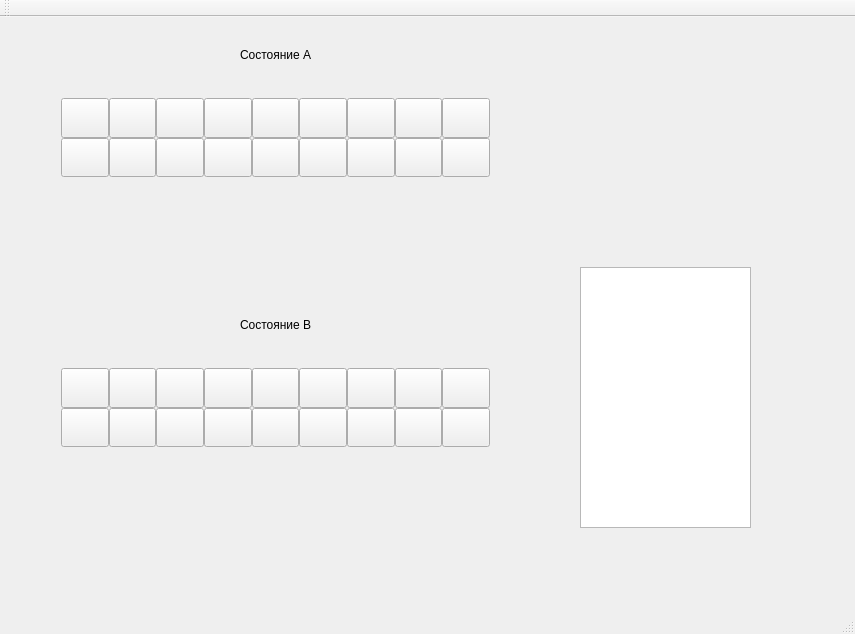
Old version of the form src/sort_alg/mainwindow.ui in the repository Allisrazor/sort_alg.
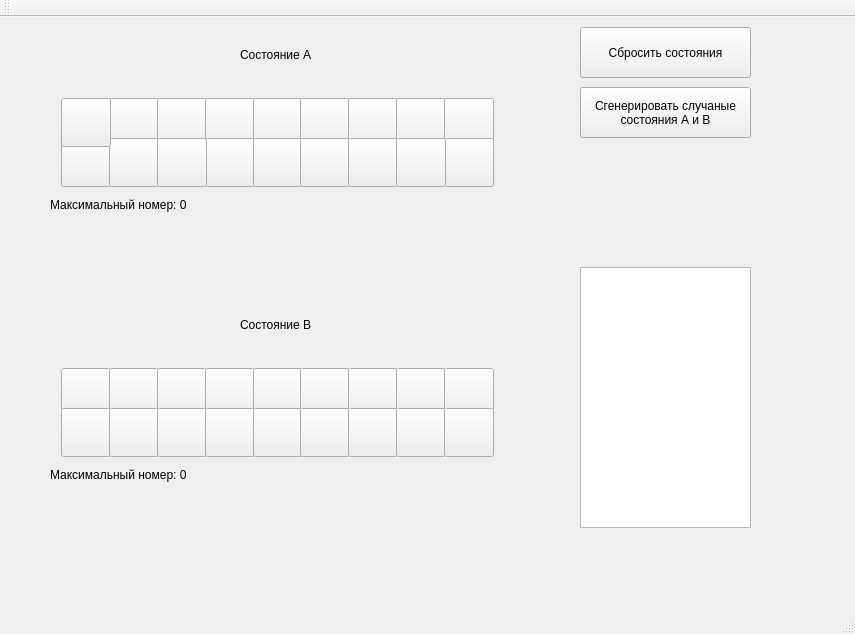
New version of the form.

What changed in the file:
```diff
--- a/src/sort_alg/mainwindow.ui
+++ b/src/sort_alg/mainwindow.ui
@@ -19,13 +19,13 @@
      <rect>
       <x>50</x>
       <y>340</y>
-      <width>451</width>
+      <width>452</width>
       <height>101</height>
      </rect>
     </property>
     <layout class="QGridLayout" name="gridLayout_B" columnstretch="0,0,0,0,0,0,0,0,0">
      <property name="sizeConstraint">
-      <enum>QLayout::SetNoConstraint</enum>
+      <enum>QLayout::SetDefaultConstraint</enum>
      </property>
      <property name="spacing">
       <number>0</number>
@@ -38,6 +38,18 @@
          <verstretch>0</verstretch>
         </sizepolicy>
        </property>
+       <property name="minimumSize">
+        <size>
+         <width>50</width>
+         <height>49</height>
+        </size>
+       </property>
+       <property name="maximumSize">
+        <size>
+         <width>50</width>
+         <height>49</height>
+        </size>
+       </property>
        <property name="text">
         <string/>
        </property>
@@ -51,6 +63,18 @@
          <verstretch>0</verstretch>
         </sizepolicy>
        </property>
+       <property name="minimumSize">
+        <size>
+         <width>50</width>
+         <height>49</height>
+        </size>
+       </property>
+       <property name="maximumSize">
+        <size>
+         <width>50</width>
+         <height>49</height>
+        </size>
+       </property>
        <property name="text">
         <string/>
        </property>
@@ -64,6 +88,18 @@
          <verstretch>0</verstretch>
         </sizepolicy>
        </property>
+       <property name="minimumSize">
+        <size>
+         <width>50</width>
+         <height>49</height>
+        </size>
+       </property>
+       <property name="maximumSize">
+        <size>
+         <width>50</width>
+         <height>49</height>
+        </size>
+       </property>
        <property name="text">
         <string/>
        </property>
@@ -77,6 +113,18 @@
          <verstretch>0</verstretch>
         </sizepolicy>
        </property>
+       <property name="minimumSize">
+        <size>
+         <width>50</width>
+         <height>49</height>
+        </size>
+       </property>
+       <property name="maximumSize">
+        <size>
+         <width>50</width>
+         <height>49</height>
+        </size>
+       </property>
        <property name="text">
         <string/>
        </property>
@@ -90,6 +138,18 @@
          <verstretch>0</verstretch>
         </sizepolicy>
        </property>
+       <property name="minimumSize">
+        <size>
+         <width>50</width>
+         <height>49</height>
+        </size>
+       </property>
+       <property name="maximumSize">
+        <size>
+         <width>50</width>
+         <height>49</height>
+        </size>
+       </property>
        <property name="text">
         <string/>
        </property>
@@ -103,6 +163,18 @@
          <verstretch>0</verstretch>
         </sizepolicy>
        </property>
+       <property name="minimumSize">
+        <size>
+         <width>50</width>
+         <height>49</height>
+        </size>
+       </property>
+       <property name="maximumSize">
+        <size>
+         <width>50</width>
+         <height>49</height>
+        </size>
+       </property>
        <property name="baseSize">
         <size>
          <width>40</width>
@@ -122,6 +194,18 @@
          <verstretch>0</verstretch>
         </sizepolicy>
        </property>
+       <property name="minimumSize">
+        <size>
+         <width>50</width>
+         <height>49</height>
+        </size>
+       </property>
+       <property name="maximumSize">
+        <size>
+         <width>50</width>
+         <height>49</height>
+        </size>
+       </property>
        <property name="text">
         <string/>
        </property>
@@ -135,6 +219,18 @@
          <verstretch>0</verstretch>
         </sizepolicy>
        </property>
+       <property name="minimumSize">
+        <size>
+         <width>50</width>
+         <height>49</height>
+        </size>
+       </property>
+       <property name="maximumSize">
+        <size>
+         <width>50</width>
+         <height>49</height>
+        </size>
+       </property>
        <property name="text">
         <string/>
        </property>
@@ -148,6 +244,18 @@
          <verstretch>0</verstretch>
         </sizepolicy>
        </property>
+       <property name="minimumSize">
+        <size>
+         <width>50</width>
+         <height>49</height>
+        </size>
+       </property>
+       <property name="maximumSize">
+        <size>
+         <width>50</width>
+         <height>49</height>
+        </size>
+       </property>
        <property name="text">
         <string/>
        </property>
@@ -161,6 +269,18 @@
          <verstretch>0</verstretch>
         </sizepolicy>
        </property>
+       <property name="minimumSize">
+        <size>
+         <width>50</width>
+         <height>49</height>
+        </size>
+       </property>
+       <property name="maximumSize">
+        <size>
+         <width>50</width>
+         <height>49</height>
+        </size>
+       </property>
        <property name="text">
         <string/>
        </property>
@@ -174,6 +294,18 @@
          <verstretch>0</verstretch>
         </sizepolicy>
        </property>
+       <property name="minimumSize">
+        <size>
+         <width>50</width>
+         <height>49</height>
+        </size>
+       </property>
+       <property name="maximumSize">
+        <size>
+         <width>50</width>
+         <height>49</height>
+        </size>
+       </property>
        <property name="text">
         <string/>
        </property>
@@ -187,6 +319,18 @@
          <verstretch>0</verstretch>
         </sizepolicy>
        </property>
+       <property name="minimumSize">
+        <size>
+         <width>50</width>
+         <height>49</height>
+        </size>
+       </property>
+       <property name="maximumSize">
+        <size>
+         <width>50</width>
+         <height>49</height>
+        </size>
+       </property>
        <property name="text">
         <string/>
        </property>
@@ -200,6 +344,18 @@
          <verstretch>0</verstretch>
         </sizepolicy>
        </property>
+       <property name="minimumSize">
+        <size>
+         <width>50</width>
+         <height>49</height>
+        </size>
+       </property>
+       <property name="maximumSize">
+        <size>
+         <width>50</width>
+         <height>49</height>
+        </size>
+       </property>
        <property name="text">
         <string/>
        </property>
@@ -213,6 +369,18 @@
          <verstretch>0</verstretch>
         </sizepolicy>
        </property>
+       <property name="minimumSize">
+        <size>
+         <width>50</width>
+         <height>49</height>
+        </size>
+       </property>
+       <property name="maximumSize">
+        <size>
+         <width>50</width>
+         <height>49</height>
+        </size>
+       </property>
        <property name="text">
         <string/>
        </property>
@@ -226,6 +394,18 @@
          <verstretch>0</verstretch>
         </sizepolicy>
        </property>
+       <property name="minimumSize">
+        <size>
+         <width>50</width>
+         <height>49</height>
+        </size>
+       </property>
+       <property name="maximumSize">
+        <size>
+         <width>50</width>
+         <height>49</height>
+        </size>
+       </property>
        <property name="text">
         <string/>
        </property>
@@ -239,6 +419,18 @@
          <verstretch>0</verstretch>
         </sizepolicy>
        </property>
+       <property name="minimumSize">
+        <size>
+         <width>50</width>
+         <height>49</height>
+        </size>
+       </property>
+       <property name="maximumSize">
+        <size>
+         <width>50</width>
+         <height>49</height>
+        </size>
+       </property>
        <property name="text">
         <string/>
        </property>
@@ -252,6 +444,18 @@
          <verstretch>0</verstretch>
         </sizepolicy>
        </property>
+       <property name="minimumSize">
+        <size>
+         <width>50</width>
+         <height>49</height>
+        </size>
+       </property>
+       <property name="maximumSize">
+        <size>
+         <width>50</width>
+         <height>49</height>
+        </size>
+       </property>
        <property name="text">
         <string/>
        </property>
@@ -265,6 +469,18 @@
          <verstretch>0</verstretch>
         </sizepolicy>
        </property>
+       <property name="minimumSize">
+        <size>
+         <width>50</width>
+         <height>49</height>
+        </size>
+       </property>
+       <property name="maximumSize">
+        <size>
+         <width>50</width>
+         <height>49</height>
+        </size>
+       </property>
        <property name="text">
         <string/>
        </property>
@@ -277,13 +493,13 @@
      <rect>
       <x>50</x>
       <y>70</y>
-      <width>451</width>
+      <width>452</width>
       <height>101</height>
      </rect>
     </property>
     <layout class="QGridLayout" name="gridLayout_A" columnstretch="0,0,0,0,0,0,0,0,0">
      <property name="sizeConstraint">
-      <enum>QLayout::SetNoConstraint</enum>
+      <enum>QLayout::SetDefaultConstraint</enum>
      </property>
      <property name="spacing">
       <number>0</number>
@@ -296,6 +512,18 @@
          <verstretch>0</verstretch>
         </sizepolicy>
        </property>
+       <property name="minimumSize">
+        <size>
+         <width>50</width>
+         <height>49</height>
+        </size>
+       </property>
+       <property name="maximumSize">
+        <size>
+         <width>50</width>
+         <height>49</height>
+        </size>
+       </property>
        <property name="text">
         <string/>
        </property>
@@ -309,6 +537,18 @@
          <verstretch>0</verstretch>
         </sizepolicy>
        </property>
+       <property name="minimumSize">
+        <size>
+         <width>50</width>
+         <height>49</height>
+        </size>
+       </property>
+       <property name="maximumSize">
+        <size>
+         <width>50</width>
+         <height>49</height>
+        </size>
+       </property>
        <property name="text">
         <string/>
        </property>
@@ -322,6 +562,18 @@
          <verstretch>0</verstretch>
         </sizepolicy>
        </property>
+       <property name="minimumSize">
+        <size>
+         <width>50</width>
+         <height>49</height>
+        </size>
+       </property>
+       <property name="maximumSize">
+        <size>
+         <width>50</width>
+         <height>49</height>
+        </size>
+       </property>
        <property name="text">
         <string/>
        </property>
@@ -335,6 +587,18 @@
          <verstretch>0</verstretch>
         </sizepolicy>
        </property>
+       <property name="minimumSize">
+        <size>
+         <width>50</width>
+         <height>49</height>
+        </size>
+       </property>
+       <property name="maximumSize">
+        <size>
+         <width>50</width>
+         <height>49</height>
+        </size>
+       </property>
        <property name="text">
         <string/>
        </property>
@@ -348,6 +612,18 @@
          <verstretch>0</verstretch>
         </sizepolicy>
        </property>
+       <property name="minimumSize">
+        <size>
+         <width>50</width>
+         <height>49</height>
+        </size>
+       </property>
+       <property name="maximumSize">
+        <size>
+         <width>50</width>
+         <height>49</height>
+        </size>
+       </property>
        <property name="baseSize">
         <size>
          <width>40</width>
@@ -367,6 +643,18 @@
          <verstretch>0</verstretch>
         </sizepolicy>
        </property>
+       <property name="minimumSize">
+        <size>
+         <width>50</width>
+         <height>49</height>
+        </size>
+       </property>
+       <property name="maximumSize">
+        <size>
+         <width>50</width>
+         <height>49</height>
+        </size>
+       </property>
        <property name="text">
         <string/>
        </property>
@@ -380,6 +668,18 @@
          <verstretch>0</verstretch>
         </sizepolicy>
        </property>
+       <property name="minimumSize">
+        <size>
+         <width>50</width>
+         <height>49</height>
+        </size>
+       </property>
+       <property name="maximumSize">
+        <size>
+         <width>50</width>
+         <height>49</height>
+        </size>
+       </property>
        <property name="text">
         <string/>
        </property>
@@ -393,6 +693,18 @@
          <verstretch>0</verstretch>
         </sizepolicy>
        </property>
+       <property name="minimumSize">
+        <size>
+         <width>50</width>
+         <height>49</height>
+        </size>
+       </property>
+       <property name="maximumSize">
+        <size>
+         <width>50</width>
+         <height>49</height>
+        </size>
+       </property>
        <property name="text">
         <string/>
        </property>
@@ -406,6 +718,18 @@
          <verstretch>0</verstretch>
         </sizepolicy>
        </property>
+       <property name="minimumSize">
+        <size>
+         <width>50</width>
+         <height>49</height>
+        </size>
+       </property>
+       <property name="maximumSize">
+        <size>
+         <width>50</width>
+         <height>49</height>
+        </size>
+       </property>
        <property name="text">
         <string/>
        </property>
@@ -419,6 +743,18 @@
          <verstretch>0</verstretch>
         </sizepolicy>
        </property>
+       <property name="minimumSize">
+        <size>
+         <width>50</width>
+         <height>49</height>
+        </size>
+       </property>
+       <property name="maximumSize">
+        <size>
+         <width>50</width>
+         <height>49</height>
+        </size>
+       </property>
        <property name="text">
         <string/>
        </property>
@@ -432,6 +768,18 @@
          <verstretch>0</verstretch>
         </sizepolicy>
        </property>
+       <property name="minimumSize">
+        <size>
+         <width>50</width>
+         <height>49</height>
+        </size>
+       </property>
+       <property name="maximumSize">
+        <size>
+         <width>50</width>
+         <height>49</height>
+        </size>
+       </property>
        <property name="text">
         <string/>
        </property>
@@ -445,6 +793,18 @@
          <verstretch>0</verstretch>
         </sizepolicy>
        </property>
+       <property name="minimumSize">
+        <size>
+         <width>50</width>
+         <height>49</height>
+        </size>
+       </property>
+       <property name="maximumSize">
+        <size>
+         <width>50</width>
+         <height>49</height>
+        </size>
+       </property>
        <property name="text">
         <string/>
        </property>
@@ -458,6 +818,18 @@
          <verstretch>0</verstretch>
         </sizepolicy>
        </property>
+       <property name="minimumSize">
+        <size>
+         <width>50</width>
+         <height>49</height>
+        </size>
+       </property>
+       <property name="maximumSize">
+        <size>
+         <width>50</width>
+         <height>49</height>
+        </size>
+       </property>
        <property name="text">
         <string/>
        </property>
@@ -471,31 +843,17 @@
          <verstretch>0</verstretch>
         </sizepolicy>
        </property>
-       <property name="text">
-        <string/>
+       <property name="minimumSize">
+        <size>
+         <width>50</width>
+         <height>49</height>
+        </size>
        </property>
-      </widget>
-     </item>
-     <item row="1" column="7">
-      <widget class="QPushButton" name="pushButton_A_28">
-       <property name="sizePolicy">
-        <sizepolicy hsizetype="Minimum" vsizetype="Minimum">
-         <horstretch>0</horstretch>
-         <verstretch>0</verstretch>
-        </sizepolicy>
-       </property>
-       <property name="text">
-        <string/>
-       </property>
-      </widget>
-     </item>
-     <item row="1" column="8">
-      <widget class="QPushButton" name="pushButton_A_29">
-       <property name="sizePolicy">
-        <sizepolicy hsizetype="Minimum" vsizetype="Minimum">
-         <horstretch>0</horstretch>
-         <verstretch>0</verstretch>
-        </sizepolicy>
+       <property name="maximumSize">
+        <size>
+         <width>50</width>
+         <height>49</height>
+        </size>
        </property>
        <property name="text">
         <string/>
@@ -510,6 +868,18 @@
          <verstretch>0</verstretch>
         </sizepolicy>
        </property>
+       <property name="minimumSize">
+        <size>
+         <width>50</width>
+         <height>49</height>
+        </size>
+       </property>
+       <property name="maximumSize">
+        <size>
+         <width>50</width>
+         <height>49</height>
+        </size>
+       </property>
        <property name="text">
         <string/>
        </property>
@@ -523,6 +893,68 @@
          <verstretch>0</verstretch>
         </sizepolicy>
        </property>
+       <property name="minimumSize">
+        <size>
+         <width>50</width>
+         <height>49</height>
+        </size>
+       </property>
+       <property name="maximumSize">
+        <size>
+         <width>50</width>
+         <height>49</height>
+        </size>
+       </property>
+       <property name="text">
+        <string notr="true"/>
+       </property>
+      </widget>
+     </item>
+     <item row="1" column="8">
+      <widget class="QPushButton" name="pushButton_A_29">
+       <property name="sizePolicy">
+        <sizepolicy hsizetype="Minimum" vsizetype="Minimum">
+         <horstretch>0</horstretch>
+         <verstretch>0</verstretch>
+        </sizepolicy>
+       </property>
+       <property name="minimumSize">
+        <size>
+         <width>50</width>
+         <height>49</height>
+        </size>
+       </property>
+       <property name="maximumSize">
+        <size>
+         <width>50</width>
+         <height>49</height>
+        </size>
+       </property>
+       <property name="text">
+        <string/>
+       </property>
+      </widget>
+     </item>
+     <item row="1" column="7">
+      <widget class="QPushButton" name="pushButton_A_28">
+       <property name="sizePolicy">
+        <sizepolicy hsizetype="Minimum" vsizetype="Minimum">
+         <horstretch>0</horstretch>
+         <verstretch>0</verstretch>
+        </sizepolicy>
+       </property>
+       <property name="minimumSize">
+        <size>
+         <width>50</width>
+         <height>49</height>
+        </size>
+       </property>
+       <property name="maximumSize">
+        <size>
+         <width>50</width>
+         <height>49</height>
+        </size>
+       </property>
        <property name="text">
         <string/>
        </property>
@@ -768,6 +1200,59 @@
      </item>
     </layout>
    </widget>
+   <widget class="QLabel" name="label_max_Numb">
+    <property name="geometry">
+     <rect>
+      <x>50</x>
+      <y>180</y>
+      <width>181</width>
+      <height>16</height>
+     </rect>
+    </property>
+    <property name="text">
+     <string>&lt;html&gt;&lt;head/&gt;&lt;body&gt;&lt;p&gt;Максимальный номер: 0&lt;/p&gt;&lt;/body&gt;&lt;/html&gt;</string>
+    </property>
+   </widget>
+   <widget class="QLabel" name="label_max_Numb_2">
+    <property name="geometry">
+     <rect>
+      <x>50</x>
+      <y>450</y>
+      <width>181</width>
+      <height>16</height>
+     </rect>
+    </property>
+    <property name="text">
+     <string>&lt;html&gt;&lt;head/&gt;&lt;body&gt;&lt;p&gt;Максимальный номер: 0&lt;/p&gt;&lt;/body&gt;&lt;/html&gt;</string>
+    </property>
+   </widget>
+   <widget class="QPushButton" name="shuffleButton">
+    <property name="geometry">
+     <rect>
+      <x>580</x>
+      <y>70</y>
+      <width>171</width>
+      <height>51</height>
+     </rect>
+    </property>
+    <property name="text">
+     <string>Сгенерировать случаные
+состояния А и B</string>
+    </property>
+   </widget>
+   <widget class="QPushButton" name="restoreButton">
+    <property name="geometry">
+     <rect>
+      <x>580</x>
+      <y>10</y>
+      <width>171</width>
+      <height>51</height>
+     </rect>
+    </property>
+    <property name="text">
+     <string>Сбросить состояния</string>
+    </property>
+   </widget>
   </widget>
   <widget class="QMenuBar" name="menuBar">
    <property name="geometry">
```
Left out of the diff: 3 changed lines with no effect on the pictures.
